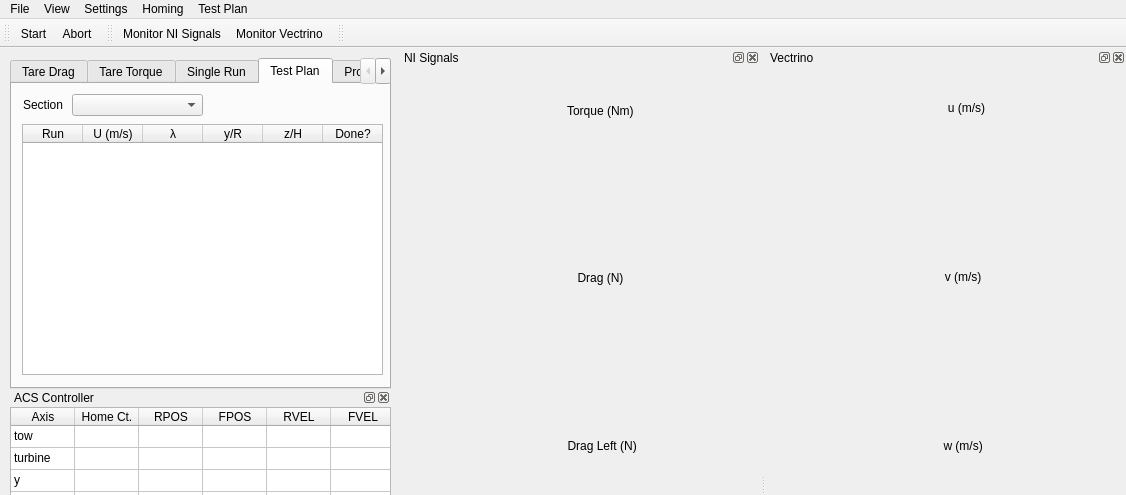
Above: mainwindow.ui from petebachant/TurbineDAQ before the change; both pictures show x 0 to 1126 and y 0 to 495 of the 1126 by 941 pixel window. Below: the same form after it.
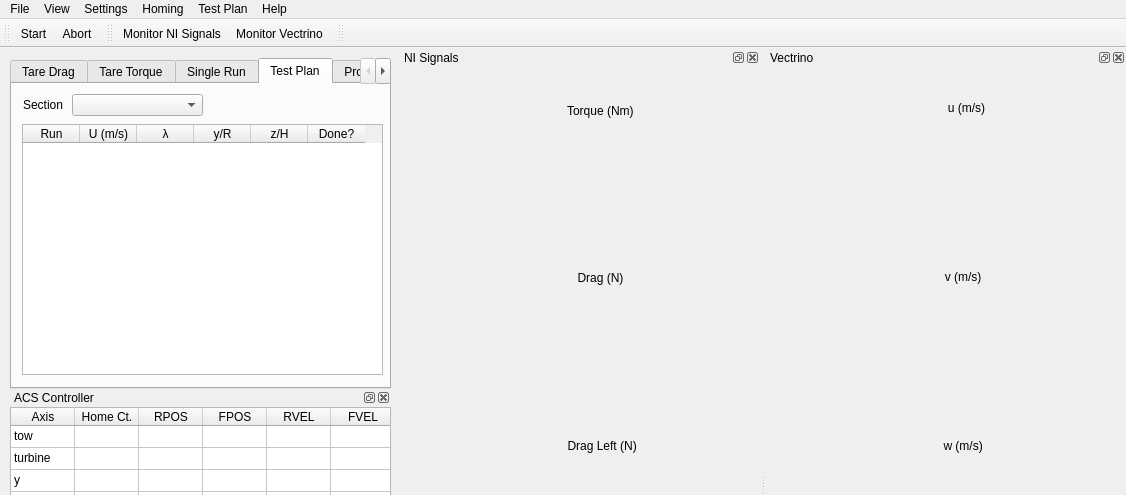
That is the form after the change. The open tabs and pages were chosen to show the change. Icons and pictures are not drawn. Custom widgets are drawn as their Qt base class.

Patch:
```diff
--- a/mainwindow.ui
+++ b/mainwindow.ui
@@ -323,14 +323,29 @@
         <height>251</height>
        </rect>
       </property>
+      <property name="verticalScrollBarPolicy">
+       <enum>Qt::ScrollBarAsNeeded</enum>
+      </property>
       <property name="horizontalScrollBarPolicy">
-       <enum>Qt::ScrollBarAlwaysOff</enum>
+       <enum>Qt::ScrollBarAsNeeded</enum>
+      </property>
+      <property name="editTriggers">
+       <set>QAbstractItemView::NoEditTriggers</set>
+      </property>
+      <property name="selectionMode">
+       <enum>QAbstractItemView::NoSelection</enum>
+      </property>
+      <property name="textElideMode">
+       <enum>Qt::ElideMiddle</enum>
       </property>
       <attribute name="horizontalHeaderDefaultSectionSize">
-       <number>60</number>
+       <number>57</number>
       </attribute>
       <attribute name="horizontalHeaderMinimumSectionSize">
-       <number>25</number>
+       <number>20</number>
+      </attribute>
+      <attribute name="verticalHeaderVisible">
+       <bool>false</bool>
       </attribute>
       <attribute name="verticalHeaderDefaultSectionSize">
        <number>15</number>
@@ -977,11 +992,17 @@
     </property>
     <addaction name="actionImportTestPlan"/>
    </widget>
+   <widget class="QMenu" name="menuHelp">
+    <property name="title">
+     <string>Help</string>
+    </property>
+   </widget>
    <addaction name="menuFile"/>
    <addaction name="menuView"/>
    <addaction name="menuSetings"/>
    <addaction name="menuHoming"/>
    <addaction name="menuTest_Plan"/>
+   <addaction name="menuHelp"/>
   </widget>
   <widget class="QStatusBar" name="statusbar"/>
   <widget class="QToolBar" name="toolBar">
```
Left out of the diff: 9 changed lines with no effect on the pictures.
